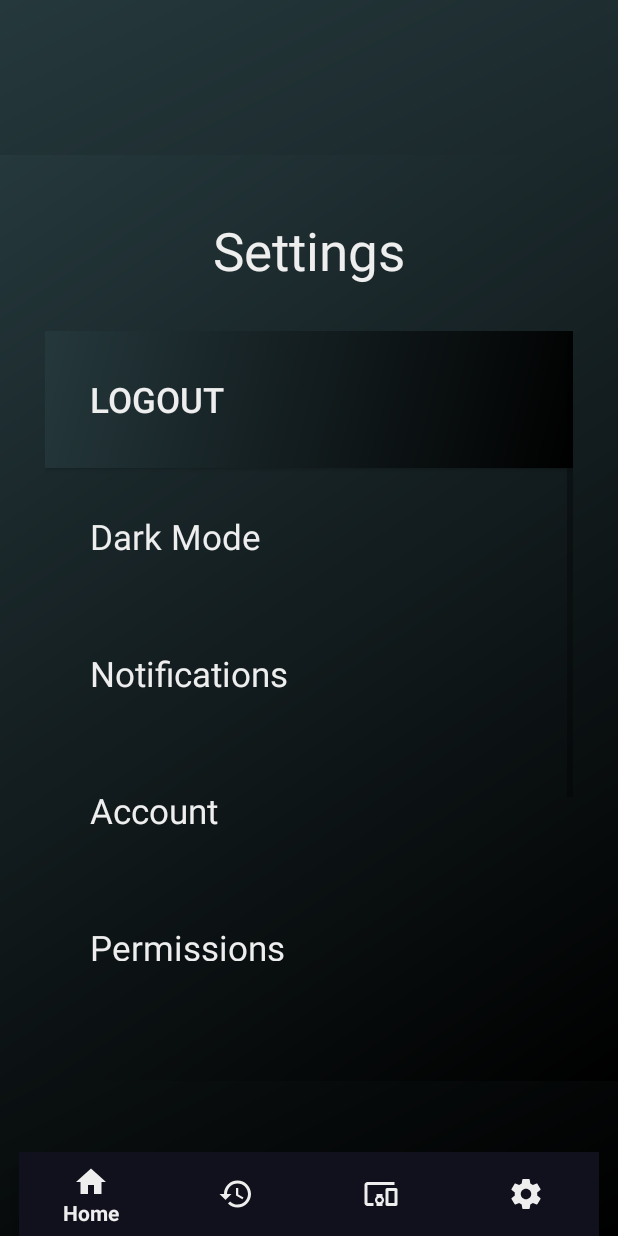
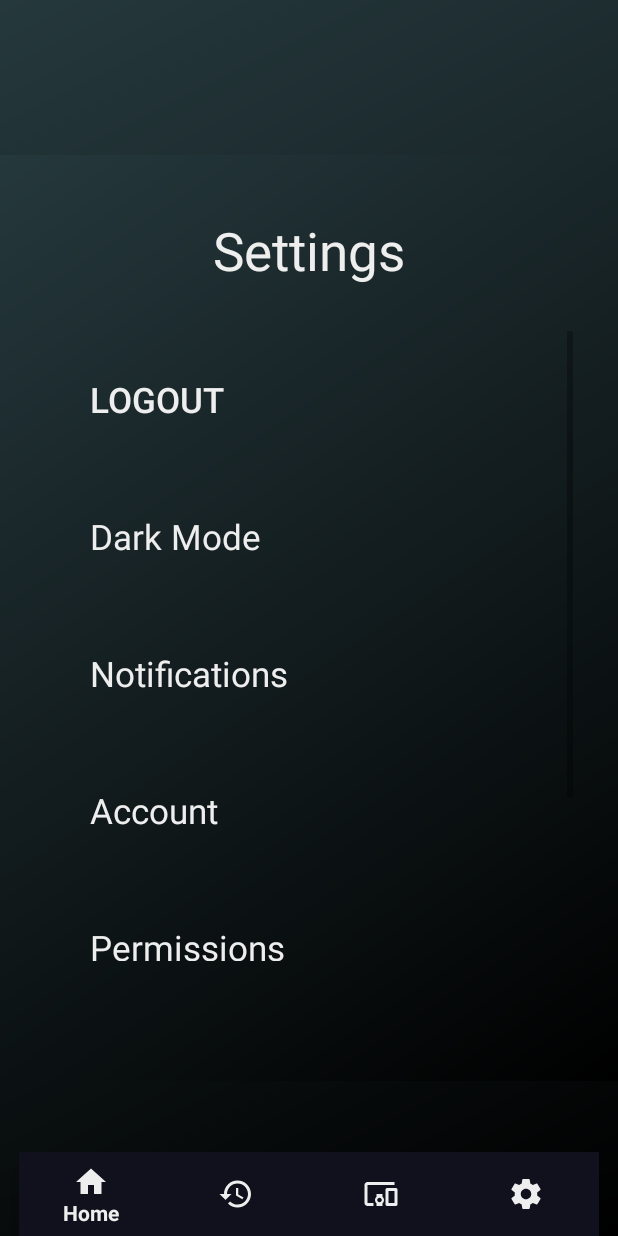
Before and after one commit to matthewlewis112/Lunar-Power, an Android app: the fragment SettingsFragment placed in its activity, on a phone screen of 412 x 824 dp. Run offline under Robolectric (Android 15) with nearby library versions, the phone set to English and light mode, and no system bars; libraries missing offline, so code that uses them is left out: com.amazonaws.auth, com.amazonaws.mobile, com.amazonaws.mobileconnectors, com.amazonaws.services; 4 statements that could not run were skipped.

Commit message:
fragment touch ups 2

```diff
--- /dev/null
+++ b/LunarPower/app/src/main/res/drawable/settings_btn_default.xml
@@ -0,0 +1,13 @@
+<?xml version="1.0" encoding="utf-8"?>
+<layer-list xmlns:android="http://schemas.android.com/apk/res/android">
+
+    <!-- Main button -->
+    <item android:top="0dp" android:left="0dp" android:right="1dp" android:bottom="4dp">
+        <shape android:shape="rectangle">
+            <solid android:color="@null"/>
+            <!--@null will make the button transparent-->
+            <corners android:radius="10dp" />
+        </shape>
+    </item>
+
+</layer-list>
--- /dev/null
+++ b/LunarPower/app/src/main/res/drawable/settings_btn_pressed.xml
@@ -0,0 +1,13 @@
+<?xml version="1.0" encoding="utf-8"?>
+<layer-list xmlns:android="http://schemas.android.com/apk/res/android">
+
+    <!-- Main button -->
+    <item android:top="0dp" android:left="0dp" android:right="1dp" android:bottom="4dp">
+        <shape android:shape="rectangle">
+            <solid android:color="#364347"/>
+            <!--@null will make the button transparent-->
+            <corners android:radius="10dp" />
+        </shape>
+    </item>
+
+</layer-list>
--- /dev/null
+++ b/LunarPower/app/src/main/res/drawable/settings_button.xml
@@ -0,0 +1,13 @@
+<?xml version="1.0" encoding="utf-8"?>
+<selector xmlns:android="http://schemas.android.com/apk/res/android">
+    <item
+        android:state_pressed="true"
+        android:drawable="@drawable/settings_btn_pressed"
+        />
+    <item
+        android:drawable="@drawable/settings_btn_default"
+        />
+    <!--The order matters because the system will look for
+    a matching state starting from the top and since
+    there is no state set for the default it will match everythin-->
+</selector>
--- a/LunarPower/app/src/main/res/layout/fragment_devices.xml
+++ b/LunarPower/app/src/main/res/layout/fragment_devices.xml
@@ -56,7 +56,7 @@
                 android:text="Bedroom TV"
                 android:textColor="@color/text"
                 android:textSize="23sp"
-                android:padding="40dp"/>
+                android:padding="30dp"/>
 
             <TextView
                 android:id="@+id/textView5"
--- a/LunarPower/app/src/main/res/layout/fragment_settings.xml
+++ b/LunarPower/app/src/main/res/layout/fragment_settings.xml
@@ -34,7 +34,7 @@
                 android:id="@+id/logout"
                 android:layout_width="match_parent"
                 android:layout_height="wrap_content"
-                android:background="@drawable/gradient"
+                android:background="@drawable/settings_button"
                 android:padding="30dp"
                 android:text="Logout"
                 android:textAlignment="viewStart"
```
